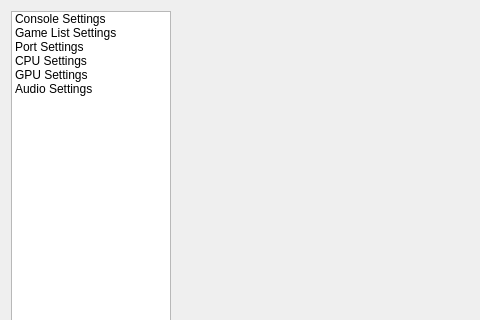
Before: the Qt Designer form src/duckstation-qt/settingsdialog.ui in kofxi3584karlayang/duckstation, drawn with Qt 5; both pictures show x 0 to 480 and y 0 to 320 of the 640 by 480 pixel window.
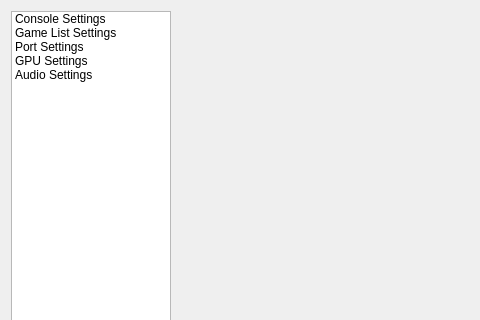
After: the same form once the commit is applied. Icons and pictures are not drawn.

Commit message: Qt: GPU settings tab

```diff
--- a/src/duckstation-qt/settingsdialog.ui
+++ b/src/duckstation-qt/settingsdialog.ui
@@ -67,15 +67,6 @@
           <normaloff>:/icons/input-gaming.png</normaloff>:/icons/input-gaming.png</iconset>
         </property>
        </item> 
-       <item>
-        <property name="text">
-         <string>CPU Settings</string>
-        </property>
-        <property name="icon">
-         <iconset resource="icons.qrc">
-          <normaloff>:/icons/applications-other.png</normaloff>:/icons/applications-other.png</iconset>
-        </property>
-       </item>
        <item>
         <property name="text">
          <string>GPU Settings</string>
```
The commit also changes 10 other files.
